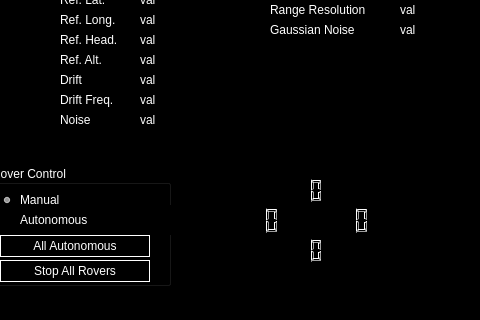
Old version of the form src/rover_gui_plugin.ui in the repository BCLab-UNM/SwarmathonIV-Cabrillo-Public; both pictures show x 620 to 1100 and y 405 to 725 of the 1100 by 725 pixel window.
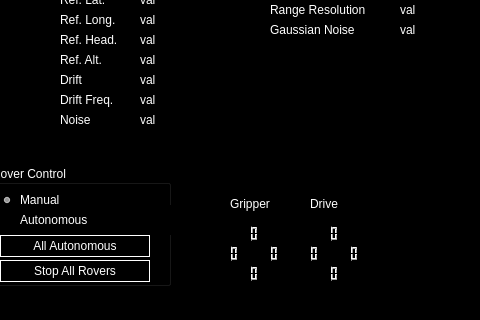
New version of the form. Icons and pictures are not drawn. Custom widgets are drawn as their Qt base class.

Commit message: Display joystick gripper output Added support in the GUI for displaying the joystick driver output relevant to gripper control. Modified the GUI ui file to add elements that display the gripper control output. These changes are for GUI display only and do not implement control of the gripper.

What changed in the file:
```diff
--- a/src/rover_gui_plugin.ui
+++ b/src/rover_gui_plugin.ui
@@ -2037,8 +2037,8 @@
    <property name="geometry">
     <rect>
      <x>810</x>
-     <y>570</y>
-     <width>201</width>
+     <y>590</y>
+     <width>191</width>
      <height>111</height>
     </rect>
    </property>
@@ -2051,10 +2051,10 @@
    <widget class="QLCDNumber" name="joy_lcd_forward">
     <property name="geometry">
      <rect>
-      <x>70</x>
-      <y>10</y>
-      <width>64</width>
-      <height>31</height>
+      <x>110</x>
+      <y>40</y>
+      <width>41</width>
+      <height>16</height>
      </rect>
     </property>
     <property name="font">
@@ -2066,10 +2066,10 @@
    <widget class="QLCDNumber" name="joy_lcd_left">
     <property name="geometry">
      <rect>
-      <x>20</x>
-      <y>40</y>
-      <width>71</width>
-      <height>31</height>
+      <x>90</x>
+      <y>60</y>
+      <width>41</width>
+      <height>16</height>
      </rect>
     </property>
     <property name="font">
@@ -2081,10 +2081,40 @@
    <widget class="QLCDNumber" name="joy_lcd_right">
     <property name="geometry">
      <rect>
+      <x>130</x>
+      <y>60</y>
+      <width>41</width>
+      <height>16</height>
+     </rect>
+    </property>
+    <property name="font">
+     <font>
+      <pointsize>18</pointsize>
+     </font>
+    </property>
+   </widget>
+   <widget class="QLCDNumber" name="joy_lcd_drive_back">
+    <property name="geometry">
+     <rect>
       <x>110</x>
+      <y>80</y>
+      <width>41</width>
+      <height>16</height>
+     </rect>
+    </property>
+    <property name="font">
+     <font>
+      <pointsize>18</pointsize>
+     </font>
+    </property>
+   </widget>
+   <widget class="QLCDNumber" name="joy_lcd_gripper_up">
+    <property name="geometry">
+     <rect>
+      <x>30</x>
       <y>40</y>
-      <width>71</width>
-      <height>31</height>
+      <width>41</width>
+      <height>16</height>
      </rect>
     </property>
     <property name="font">
@@ -2096,10 +2126,10 @@
    <widget class="QLCDNumber" name="joy_lcd_back">
     <property name="geometry">
      <rect>
-      <x>70</x>
-      <y>70</y>
-      <width>64</width>
-      <height>31</height>
+      <x>50</x>
+      <y>60</y>
+      <width>41</width>
+      <height>16</height>
      </rect>
     </property>
     <property name="font">
@@ -2108,6 +2138,68 @@
      </font>
     </property>
    </widget>
+   <widget class="QLCDNumber" name="joy_lcd_gripper_close">
+    <property name="geometry">
+     <rect>
+      <x>10</x>
+      <y>60</y>
+      <width>41</width>
+      <height>16</height>
+     </rect>
+    </property>
+    <property name="font">
+     <font>
+      <pointsize>18</pointsize>
+     </font>
+    </property>
+   </widget>
+   <widget class="QLCDNumber" name="joy_lcd_gripper_down">
+    <property name="geometry">
+     <rect>
+      <x>30</x>
+      <y>80</y>
+      <width>41</width>
+      <height>16</height>
+     </rect>
+    </property>
+    <property name="font">
+     <font>
+      <pointsize>18</pointsize>
+     </font>
+    </property>
+   </widget>
+   <widget class="QLabel" name="drive_label">
+    <property name="geometry">
+     <rect>
+      <x>120</x>
+      <y>10</y>
+      <width>67</width>
+      <height>17</height>
+     </rect>
+    </property>
+    <property name="styleSheet">
+     <string notr="true">color: rgb(255, 255, 255);</string>
+    </property>
+    <property name="text">
+     <string>Drive</string>
+    </property>
+   </widget>
+   <widget class="QLabel" name="gripper_label">
+    <property name="geometry">
+     <rect>
+      <x>40</x>
+      <y>10</y>
+      <width>67</width>
+      <height>17</height>
+     </rect>
+    </property>
+    <property name="styleSheet">
+     <string notr="true">color: rgb(255, 255, 255);</string>
+    </property>
+    <property name="text">
+     <string>Gripper</string>
+    </property>
+   </widget>
   </widget>
   <widget class="QListWidget" name="rover_list">
    <property name="geometry">
```
Left out of the diff: 32 changed lines with no effect on the pictures. The commit also changes 2 other files.
